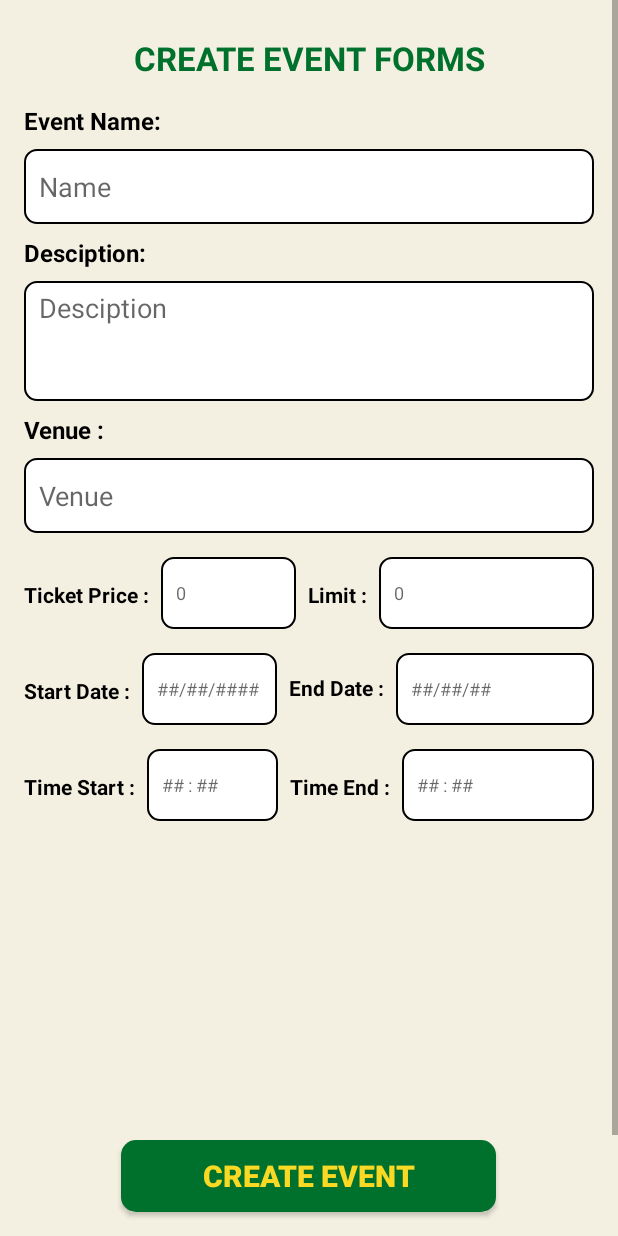
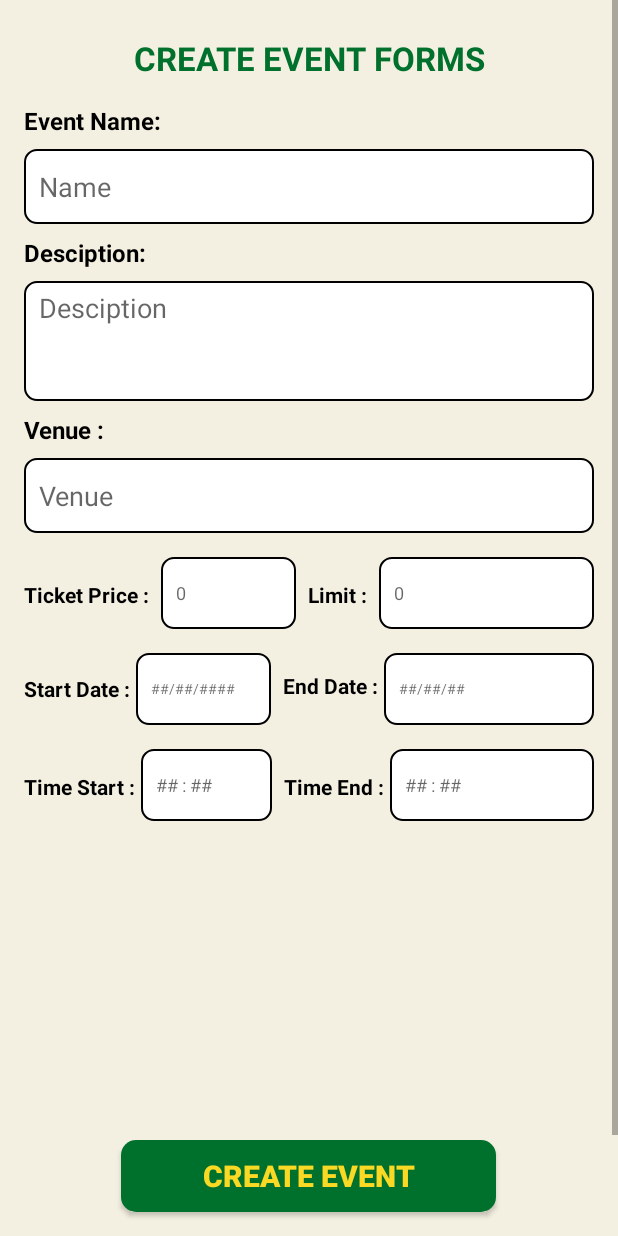
Before and after one commit to CodeJamjamzz/OOP227_CAPSTONE, an Android app: the EventForms screen opened directly, with no data from a screen before it, on a phone screen of 412 x 824 dp. Run offline under Robolectric (Android 15) with nearby library versions, the phone set to English and light mode, and no system bars.

Commit message:
forms verification

```diff
--- a/app/src/main/res/layout/activity_event_forms.xml
+++ b/app/src/main/res/layout/activity_event_forms.xml
@@ -248,7 +248,7 @@
                     android:id="@+id/inputEventStartDate"
                     android:layout_width="90dp"
                     android:layout_height="48dp"
-                    android:layout_marginStart="8dp"
+                    android:layout_marginStart="4dp"
                     android:layout_marginTop="16dp"
                     android:layout_marginEnd="8dp"
                     android:background="@drawable/inputfield_outline"
@@ -258,7 +258,7 @@
                     android:paddingRight="10dp"
                     android:singleLine="true"
                     android:textColor="@color/black"
-                    android:textSize="12sp"
+                    android:textSize="9sp"
                     app:layout_constraintEnd_toEndOf="parent"
                     app:layout_constraintHorizontal_bias="0.0"
                     app:layout_constraintStart_toEndOf="@+id/textView13"
@@ -280,17 +280,19 @@
                     android:id="@+id/inputEventEndDate"
                     android:layout_width="match_parent"
                     android:layout_height="48dp"
-                    android:layout_marginStart="8dp"
+                    android:layout_marginStart="4dp"
                     android:layout_marginTop="16dp"
                     android:layout_marginEnd="16dp"
                     android:background="@drawable/inputfield_outline"
                     android:hint="##/##/##"
-                    android:inputType="none"
+
                     android:paddingLeft="10dp"
                     android:paddingRight="10dp"
                     android:singleLine="true"
                     android:textColor="@color/black"
-                    android:textSize="12sp"
+                    android:textSize="9sp"
+                    android:inputType="none"
+
                     app:layout_constraintEnd_toEndOf="parent"
                     app:layout_constraintHorizontal_bias="0.0"
                     app:layout_constraintStart_toEndOf="@+id/textView17"
@@ -323,7 +325,7 @@
                     android:id="@+id/inputEventStart"
                     android:layout_width="87dp"
                     android:layout_height="48dp"
-                    android:layout_marginStart="8dp"
+                    android:layout_marginStart="4dp"
                     android:layout_marginTop="16dp"
                     android:layout_marginEnd="0dp"
                     android:background="@drawable/inputfield_outline"
@@ -355,7 +357,7 @@
                     android:id="@+id/inputEventEnd"
                     android:layout_width="match_parent"
                     android:layout_height="48dp"
-                    android:layout_marginStart="8dp"
+                    android:layout_marginStart="4dp"
                     android:layout_marginTop="16dp"
                     android:layout_marginEnd="16dp"
                     android:background="@drawable/inputfield_outline"
```
Also changed, not shown: app/src/main/java/com/example/capstone_project/EventForms.java (+36 -0 lines), app/src/main/java/com/example/capstone_project/utils/InputValidator.java (+58 -0 lines).
